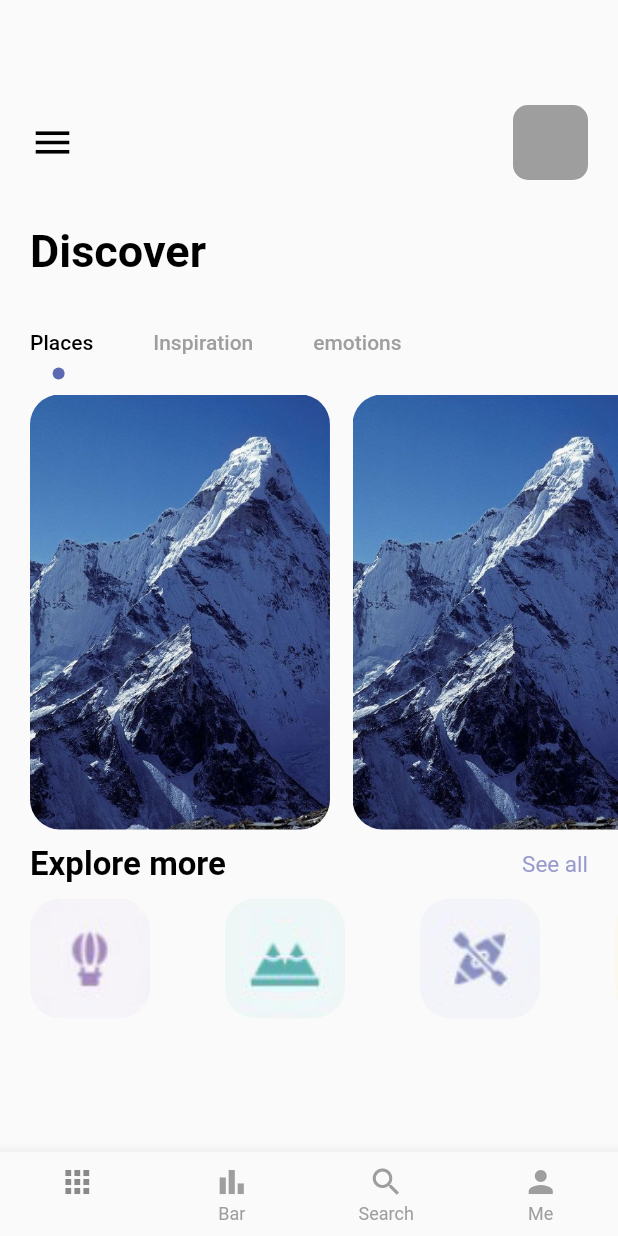
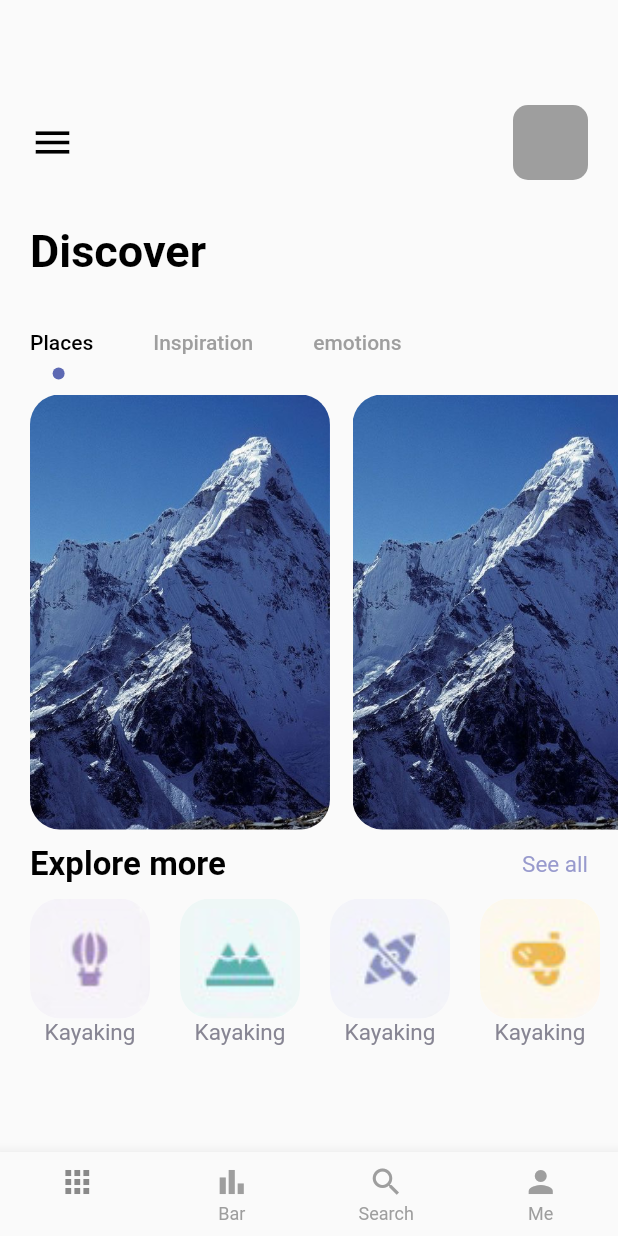
Before and after one commit to picasso653/travel_app, a Flutter app: the screen it shows after launch, on a phone screen of 412 x 824 dp. Run offline on Flutter 3.47's test engine with Material 2 defaults, Android fonts, the phone set to English and light mode, and no system bars; our stand-ins replace get; missing offline and left inert: dart:ffi.

Commit message:
got back to the flutter today

```diff
--- a/lib/pages/nav_pages/home_page.dart
+++ b/lib/pages/nav_pages/home_page.dart
@@ -110,7 +110,9 @@ class _HomePageState extends State<HomePage> with TickerProviderStateMixin {
               const Text("data")
             ]),
           ),
-          const SizedBox(height: 10,),
+          const SizedBox(
+            height: 10,
+          ),
           Container(
             margin: const EdgeInsets.symmetric(horizontal: 20),
             child: Row(
@@ -136,10 +138,11 @@ class _HomePageState extends State<HomePage> with TickerProviderStateMixin {
                 itemCount: 4,
                 scrollDirection: Axis.horizontal,
                 itemBuilder: (context, index) {
-                  return Column(
+                  return Container(
+                    margin: const EdgeInsets.only(right: 20),
+                    child: Column(
                     children: [
                       Container(
-                margin: const EdgeInsets.only(right: 50),
                 width: 80,
                 height: 80,
                 decoration: BoxDecoration(
@@ -150,8 +153,14 @@ class _HomePageState extends State<HomePage> with TickerProviderStateMixin {
                   )
                 ),
               ),
+              Container(
+                child: AppText(text: "Kayaking",
+                color: AppColors.textColor2
+                ),
+              )
 
                     ],
+                  ),
                   );
                 }),
           )
```
